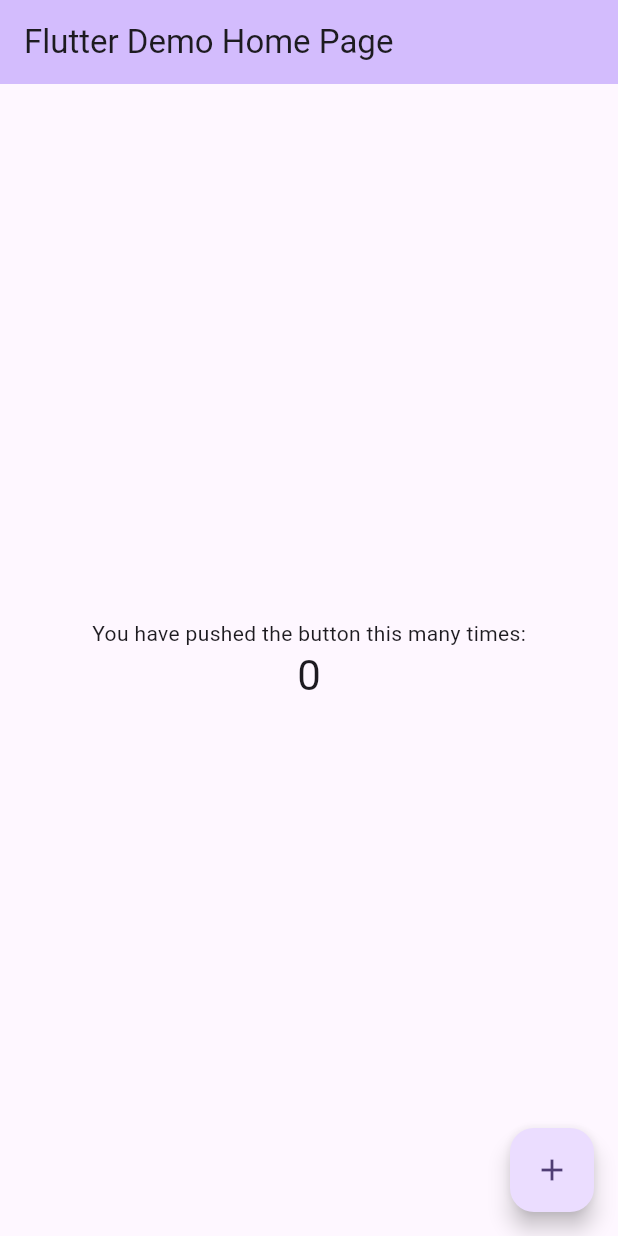
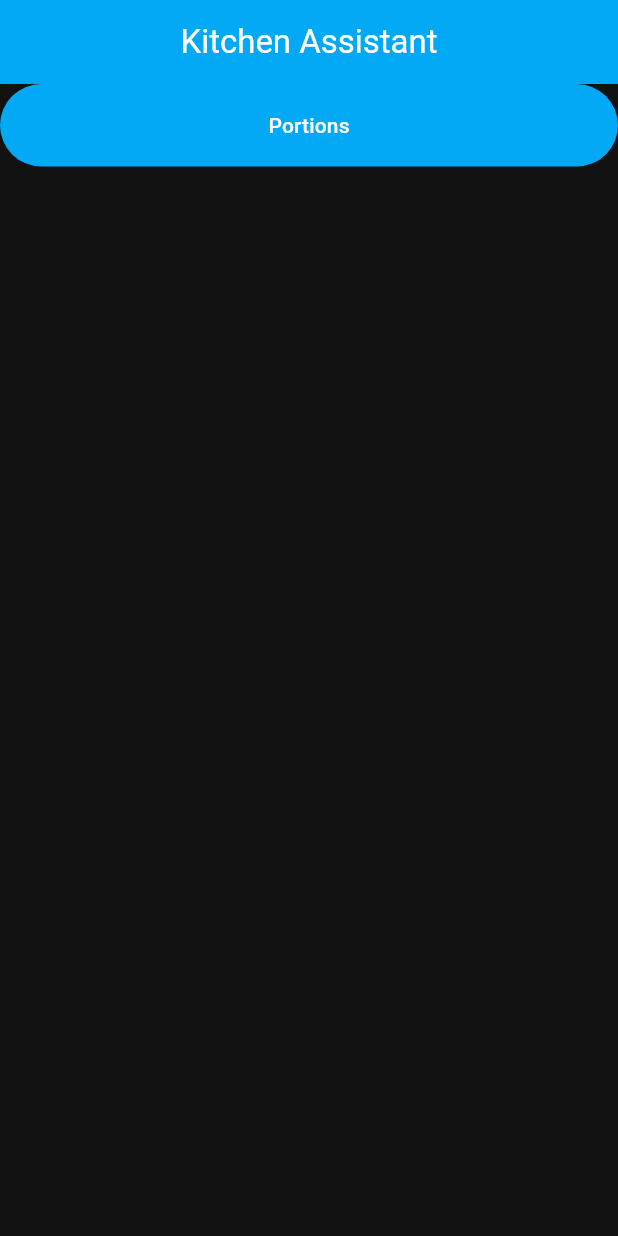
Before and after one commit to Setanna/kitchen_assistant, a Flutter app: the screen it shows after launch, on a phone screen of 412 x 824 dp. Run offline on Flutter 3.47's test engine with Material 3 defaults, Android fonts, the light colour scheme and no system bars.

Commit message:
Added: basic dark and light theme with button

```diff
--- a/lib/main.dart
+++ b/lib/main.dart
@@ -1,4 +1,5 @@
 import 'package:flutter/material.dart';
+import 'package:kitchen_assistant/theme.dart';
 
 void main() {
   runApp(const MyApp());
@@ -11,42 +12,17 @@
   @override
   Widget build(BuildContext context) {
     return MaterialApp(
-      title: 'Flutter Demo',
-      theme: ThemeData(
-        // This is the theme of your application.
-        //
-        // TRY THIS: Try running your application with "flutter run". You'll see
-        // the application has a blue toolbar. Then, without quitting the app,
-        // try changing the seedColor in the colorScheme below to Colors.green
-        // and then invoke "hot reload" (save your changes or press the "hot
-        // reload" button in a Flutter-supported IDE, or press "r" if you used
-        // the command line to start the app).
-        //
-        // Notice that the counter didn't reset back to zero; the application
-        // state is not lost during the reload. To reset the state, use hot
-        // restart instead.
-        //
-        // This works for code too, not just values: Most code changes can be
-        // tested with just a hot reload.
-        colorScheme: ColorScheme.fromSeed(seedColor: Colors.deepPurple),
-        useMaterial3: true,
-      ),
-      home: const MyHomePage(title: 'Flutter Demo Home Page'),
+      title: 'Kitchen Assistant',
+      theme: ThemeClass.lightTheme,
+      darkTheme: ThemeClass.darkTheme,
+      debugShowCheckedModeBanner: false,
+      home: const MyHomePage(title: 'Kitchen Assistant'),
     );
   }
 }
 
 class MyHomePage extends StatefulWidget {
   const MyHomePage({super.key, required this.title});
-
-  // This widget is the home page of your application. It is stateful, meaning
-  // that it has a State object (defined below) that contains fields that affect
-  // how it looks.
-
-  // This class is the configuration for the state. It holds the values (in this
-  // case the title) provided by the parent (in this case the App widget) and
-  // used by the build method of the State. Fields in a Widget subclass are
-  // always marked "final".
 
   final String title;
 
@@ -55,71 +31,23 @@
 }
 
 class _MyHomePageState extends State<MyHomePage> {
-  int _counter = 0;
-
-  void _incrementCounter() {
-    setState(() {
-      // This call to setState tells the Flutter framework that something has
-      // changed in this State, which causes it to rerun the build method below
-      // so that the display can reflect the updated values. If we changed
-      // _counter without calling setState(), then the build method would not be
-      // called again, and so nothing would appear to happen.
-      _counter++;
-    });
-  }
-
   @override
   Widget build(BuildContext context) {
-    // This method is rerun every time setState is called, for instance as done
-    // by the _incrementCounter method above.
-    //
-    // The Flutter framework has been optimized to make rerunning build methods
-    // fast, so that you can just rebuild anything that needs updating rather
-    // than having to individually change instances of widgets.
     return Scaffold(
       appBar: AppBar(
-        // TRY THIS: Try changing the color here to a specific color (to
-        // Colors.amber, perhaps?) and trigger a hot reload to see the AppBar
-        // change color while the other colors stay the same.
-        backgroundColor: Theme.of(context).colorScheme.inversePrimary,
-        // Here we take the value from the MyHomePage object that was created by
-        // the App.build method, and use it to set our appbar title.
-        title: Text(widget.title),
-      ),
+          backgroundColor: Theme.of(context).colorScheme.primary,
+          title: Text(widget.title),
+          centerTitle: true),
       body: Center(
-        // Center is a layout widget. It takes a single child and positions it
-        // in the middle of the parent.
         child: Column(
-          // Column is also a layout widget. It takes a list of children and
-          // arranges them vertically. By default, it sizes itself to fit its
-          // children horizontally, and tries to be as tall as its parent.
-          //
-          // Column has various properties to control how it sizes itself and
-          // how it positions its children. Here we use mainAxisAlignment to
-          // center the children vertically; the main axis here is the vertical
-          // axis because Columns are vertical (the cross axis would be
-          // horizontal).
-          //
-          // TRY THIS: Invoke "debug painting" (choose the "Toggle Debug Paint"
-          // action in the IDE, or press "p" in the console), to see the
-          // wireframe for each widget.
-          mainAxisAlignment: MainAxisAlignment.center,
-          children: <Widget>[
-            const Text(
-              'You have pushed the button this many times:',
-            ),
-            Text(
-              '$_counter',
-              style: Theme.of(context).textTheme.headlineMedium,
-            ),
+          children: [
+            TextButton(
+              onPressed: () {},
+              child: const Text("Portions"),
+            )
           ],
         ),
       ),
-      floatingActionButton: FloatingActionButton(
-        onPressed: _incrementCounter,
-        tooltip: 'Increment',
-        child: const Icon(Icons.add),
-      ), // This trailing comma makes auto-formatting nicer for build methods.
     );
   }
 }
--- /dev/null
+++ b/lib/theme.dart
@@ -0,0 +1,42 @@
+import 'package:flutter/material.dart';
+
+class ThemeClass {
+  Color lightPrimaryColor = Colors.lightBlue;
+  Color darkPrimaryColor = Colors.indigo;
+
+  static ThemeData lightTheme = ThemeData(
+      useMaterial3: true,
+      colorScheme: const ColorScheme.dark().copyWith(
+        primary: _themeClass.lightPrimaryColor,
+        background: Colors.white,
+      ),
+      textButtonTheme: TextButtonThemeData(
+          style: ButtonStyle(
+        minimumSize: MaterialStateProperty.all(
+          const Size(double.infinity, 55),
+        ),
+        backgroundColor: MaterialStateProperty.resolveWith<Color>(
+            (states) => _themeClass.lightPrimaryColor),
+        foregroundColor:
+            MaterialStateProperty.resolveWith<Color>((states) => Colors.white),
+      )));
+
+  static ThemeData darkTheme = ThemeData(
+      useMaterial3: true,
+      colorScheme: const ColorScheme.dark().copyWith(
+        primary: _themeClass.darkPrimaryColor,
+        background: Colors.indigo.shade800,
+      ),
+      textButtonTheme: TextButtonThemeData(
+          style: ButtonStyle(
+        minimumSize: MaterialStateProperty.all(
+          const Size(double.infinity, 55),
+        ),
+        backgroundColor: MaterialStateProperty.resolveWith<Color>(
+            (states) => _themeClass.darkPrimaryColor),
+        foregroundColor:
+            MaterialStateProperty.resolveWith<Color>((states) => Colors.white),
+      )));
+}
+
+ThemeClass _themeClass = ThemeClass();
```
